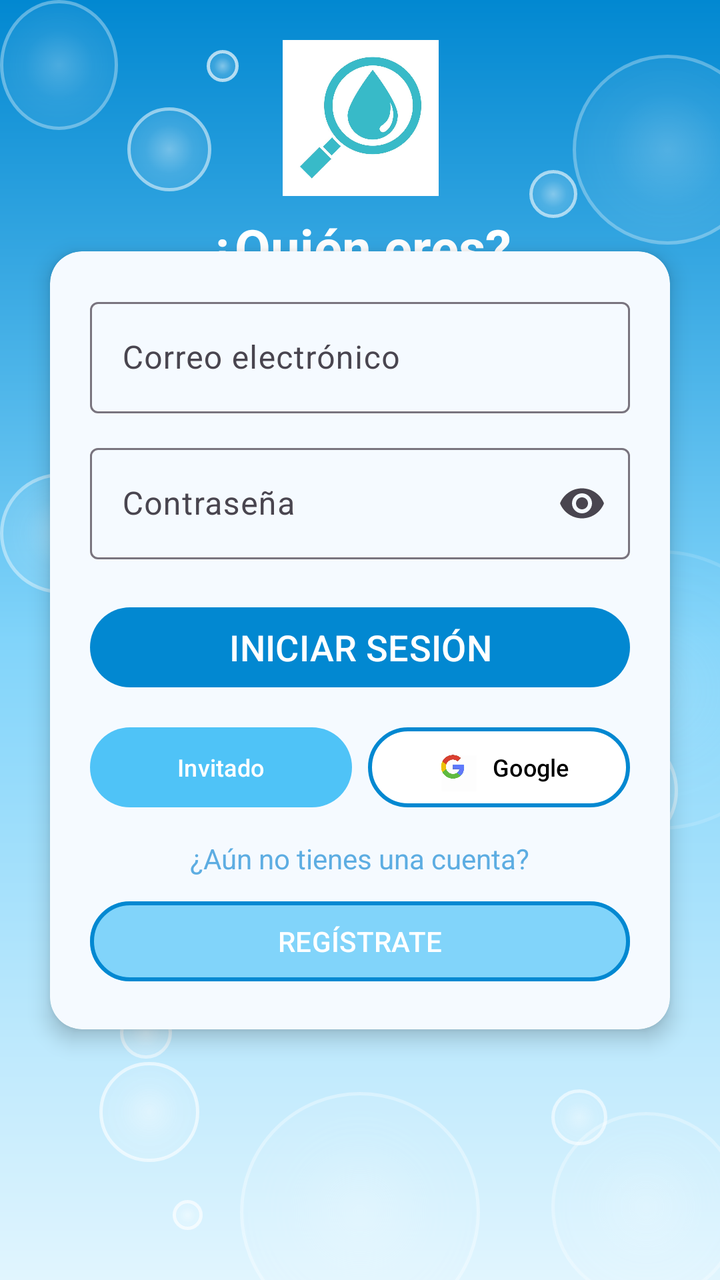
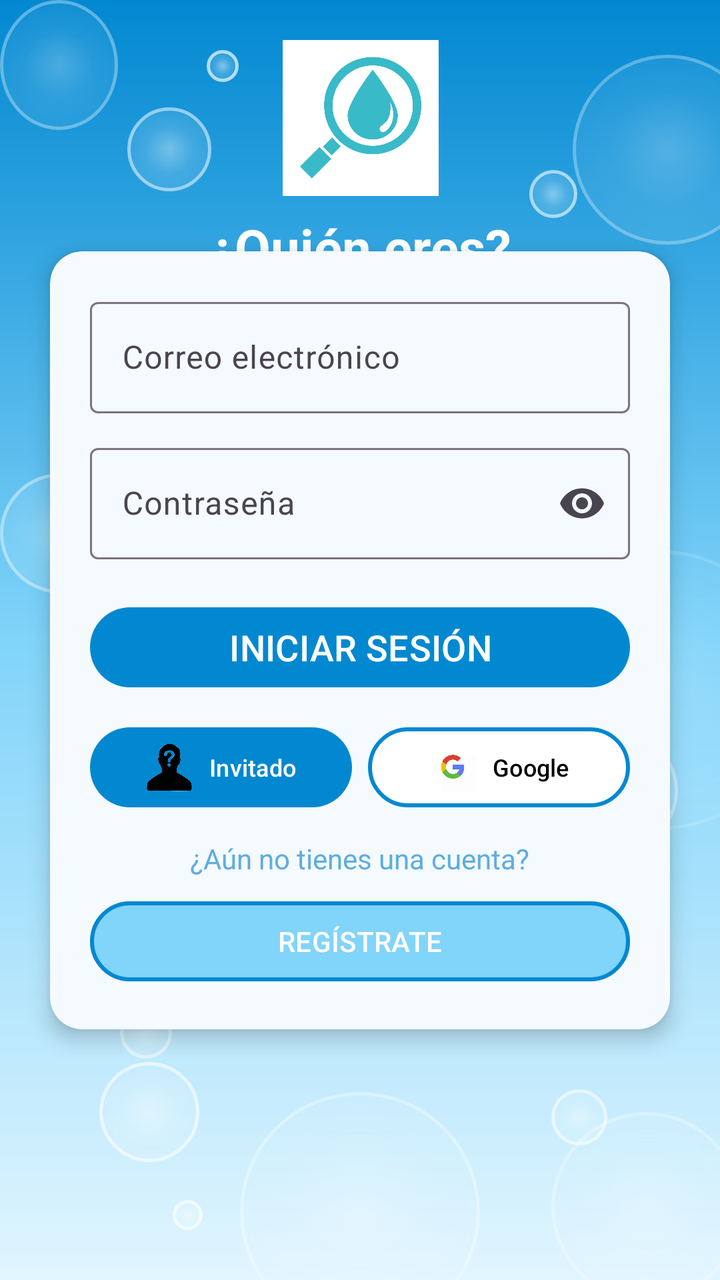

Compare the two renders of this Android layout. The source of the first and the diff that turns it into the second are given below.
<!-- AndroidManifest.xml: application theme Theme.BlueFinder -->
<!-- res/layout/activity_main.xml -->
<?xml version="1.0" encoding="utf-8"?>
<androidx.constraintlayout.widget.ConstraintLayout
    xmlns:android="http://schemas.android.com/apk/res/android"
    xmlns:app="http://schemas.android.com/apk/res-auto"
    xmlns:tools="http://schemas.android.com/tools"
    android:id="@+id/MainActivity"
    android:layout_width="match_parent"
    android:layout_height="match_parent"
    android:background="@drawable/fondo_agua"
    tools:context=".MainActivity">

    

    <View
        android:id="@+id/view23"
        android:layout_width="60dp"
        android:layout_height="60dp"
        android:alpha="0.60"
        android:background="@drawable/burbuja"
        app:layout_constraintBottom_toBottomOf="parent"
        app:layout_constraintEnd_toEndOf="parent"
        app:layout_constraintHorizontal_bias="0.0"
        app:layout_constraintStart_toStartOf="parent"
        app:layout_constraintTop_toTopOf="parent"
        app:layout_constraintVertical_bias="0.408" />

    <View
        android:layout_width="160dp"
        android:layout_height="160dp"
        android:alpha="0.25"
        android:background="@drawable/burbuja"
        app:layout_constraintBottom_toBottomOf="parent"
        app:layout_constraintEnd_toEndOf="parent"
        app:layout_constraintHorizontal_bias="-0.22"
        app:layout_constraintStart_toStartOf="parent"
        app:layout_constraintTop_toTopOf="parent"
        app:layout_constraintVertical_bias="-0.05" />

    <View
        android:layout_width="42dp"
        android:layout_height="42dp"
        android:alpha="0.75"
        android:background="@drawable/burbuja"
        app:layout_constraintBottom_toBottomOf="parent"
        app:layout_constraintEnd_toEndOf="parent"
        app:layout_constraintHorizontal_bias="0.20"
        app:layout_constraintStart_toStartOf="parent"
        app:layout_constraintTop_toTopOf="parent"
        app:layout_constraintVertical_bias="0.09" />

    <View
        android:layout_width="16dp"
        android:layout_height="16dp"
        android:alpha="0.95"
        android:background="@drawable/burbuja"
        app:layout_constraintBottom_toBottomOf="parent"
        app:layout_constraintEnd_toEndOf="parent"
        app:layout_constraintHorizontal_bias="0.30"
        app:layout_constraintStart_toStartOf="parent"
        app:layout_constraintTop_toTopOf="parent"
        app:layout_constraintVertical_bias="0.04" />

    <View
        android:layout_width="95dp"
        android:layout_height="95dp"
        android:alpha="0.45"
        android:background="@drawable/burbuja"
        app:layout_constraintBottom_toBottomOf="parent"
        app:layout_constraintEnd_toEndOf="parent"
        app:layout_constraintHorizontal_bias="1.08"
        app:layout_constraintStart_toStartOf="parent"
        app:layout_constraintTop_toTopOf="parent"
        app:layout_constraintVertical_bias="0.05" />

    <View
        android:layout_width="24dp"
        android:layout_height="24dp"
        android:alpha="0.85"
        android:background="@drawable/burbuja"
        app:layout_constraintBottom_toBottomOf="parent"
        app:layout_constraintEnd_toEndOf="parent"
        app:layout_constraintHorizontal_bias="0.788"
        app:layout_constraintStart_toStartOf="parent"
        app:layout_constraintTop_toTopOf="parent"
        app:layout_constraintVertical_bias="0.138" />

    <View
        android:layout_width="12dp"
        android:layout_height="12dp"
        android:alpha="0.95"
        android:background="@drawable/burbuja"
        app:layout_constraintBottom_toBottomOf="parent"
        app:layout_constraintEnd_toEndOf="parent"
        app:layout_constraintHorizontal_bias="0.86"
        app:layout_constraintStart_toStartOf="parent"
        app:layout_constraintTop_toTopOf="parent"
        app:layout_constraintVertical_bias="0.21" />

    

    <View
        android:layout_width="30dp"
        android:layout_height="30dp"
        android:alpha="0.70"
        android:background="@drawable/burbuja"
        app:layout_constraintBottom_toBottomOf="parent"
        app:layout_constraintEnd_toEndOf="parent"
        app:layout_constraintHorizontal_bias="0.72"
        app:layout_constraintStart_toStartOf="parent"
        app:layout_constraintTop_toTopOf="parent"
        app:layout_constraintVertical_bias="0.24" />

    <View
        android:layout_width="18dp"
        android:layout_height="18dp"
        android:alpha="0.90"
        android:background="@drawable/burbuja"
        app:layout_constraintBottom_toBottomOf="parent"
        app:layout_constraintEnd_toEndOf="parent"
        app:layout_constraintHorizontal_bias="0.64"
        app:layout_constraintStart_toStartOf="parent"
        app:layout_constraintTop_toTopOf="parent"
        app:layout_constraintVertical_bias="0.29" />

    

    <View
        android:layout_width="110dp"
        android:layout_height="110dp"
        android:alpha="0.30"
        android:background="@drawable/burbuja"
        app:layout_constraintBottom_toBottomOf="parent"
        app:layout_constraintEnd_toEndOf="parent"
        app:layout_constraintHorizontal_bias="-0.18"
        app:layout_constraintStart_toStartOf="parent"
        app:layout_constraintTop_toTopOf="parent"
        app:layout_constraintVertical_bias="0.52" />

    <View
        android:layout_width="35dp"
        android:layout_height="35dp"
        android:alpha="0.75"
        android:background="@drawable/burbuja"
        app:layout_constraintBottom_toBottomOf="parent"
        app:layout_constraintEnd_toEndOf="parent"
        app:layout_constraintHorizontal_bias="0.10"
        app:layout_constraintStart_toStartOf="parent"
        app:layout_constraintTop_toTopOf="parent"
        app:layout_constraintVertical_bias="0.58" />

    <View
        android:layout_width="140dp"
        android:layout_height="140dp"
        android:alpha="0.20"
        android:background="@drawable/burbuja"
        app:layout_constraintBottom_toBottomOf="parent"
        app:layout_constraintEnd_toEndOf="parent"
        app:layout_constraintHorizontal_bias="1.18"
        app:layout_constraintStart_toStartOf="parent"
        app:layout_constraintTop_toTopOf="parent"
        app:layout_constraintVertical_bias="0.55" />

    <View
        android:layout_width="60dp"
        android:layout_height="60dp"
        android:alpha="0.60"
        android:background="@drawable/burbuja"
        app:layout_constraintBottom_toBottomOf="parent"
        app:layout_constraintEnd_toEndOf="parent"
        app:layout_constraintHorizontal_bias="0.93"
        app:layout_constraintStart_toStartOf="parent"
        app:layout_constraintTop_toTopOf="parent"
        app:layout_constraintVertical_bias="0.63" />

    <View
        android:layout_width="22dp"
        android:layout_height="22dp"
        android:alpha="0.85"
        android:background="@drawable/burbuja"
        app:layout_constraintBottom_toBottomOf="parent"
        app:layout_constraintEnd_toEndOf="parent"
        app:layout_constraintHorizontal_bias="0.86"
        app:layout_constraintStart_toStartOf="parent"
        app:layout_constraintTop_toTopOf="parent"
        app:layout_constraintVertical_bias="0.70" />

    

    <View
        android:layout_width="26dp"
        android:layout_height="26dp"
        android:alpha="0.75"
        android:background="@drawable/burbuja"
        app:layout_constraintBottom_toBottomOf="parent"
        app:layout_constraintEnd_toEndOf="parent"
        app:layout_constraintHorizontal_bias="0.18"
        app:layout_constraintStart_toStartOf="parent"
        app:layout_constraintTop_toTopOf="parent"
        app:layout_constraintVertical_bias="0.82" />

    <View
        android:layout_width="120dp"
        android:layout_height="120dp"
        android:alpha="0.50"
        android:background="@drawable/burbuja"
        app:layout_constraintBottom_toBottomOf="parent"
        app:layout_constraintEnd_toEndOf="parent"
        app:layout_constraintHorizontal_bias="-0.06"
        app:layout_constraintStart_toStartOf="parent"
        app:layout_constraintTop_toTopOf="parent"
        app:layout_constraintVertical_bias="1.05" />

    <View
        android:id="@+id/view25"
        android:layout_width="59dp"
        android:layout_height="65dp"
        android:alpha="0.50"
        android:background="@drawable/burbuja"
        app:layout_constraintBottom_toBottomOf="parent"
        app:layout_constraintEnd_toEndOf="parent"
        app:layout_constraintHorizontal_bias="0.0"
        app:layout_constraintStart_toStartOf="parent"
        app:layout_constraintTop_toTopOf="parent"
        app:layout_constraintVertical_bias="0.0" />

    <View
        android:layout_width="50dp"
        android:layout_height="50dp"
        android:alpha="0.85"
        android:background="@drawable/burbuja"
        app:layout_constraintBottom_toBottomOf="parent"
        app:layout_constraintEnd_toEndOf="parent"
        app:layout_constraintHorizontal_bias="0.16"
        app:layout_constraintStart_toStartOf="parent"
        app:layout_constraintTop_toTopOf="parent"
        app:layout_constraintVertical_bias="0.90" />

    <View
        android:layout_width="15dp"
        android:layout_height="15dp"
        android:alpha="0.95"
        android:background="@drawable/burbuja"
        app:layout_constraintBottom_toBottomOf="parent"
        app:layout_constraintEnd_toEndOf="parent"
        app:layout_constraintHorizontal_bias="0.25"
        app:layout_constraintStart_toStartOf="parent"
        app:layout_constraintTop_toTopOf="parent"
        app:layout_constraintVertical_bias="0.96" />

    <View
        android:layout_width="95dp"
        android:layout_height="95dp"
        android:alpha="0.45"
        android:background="@drawable/burbuja"
        app:layout_constraintBottom_toBottomOf="parent"
        app:layout_constraintEnd_toEndOf="parent"
        app:layout_constraintHorizontal_bias="1.04"
        app:layout_constraintStart_toStartOf="parent"
        app:layout_constraintTop_toTopOf="parent"
        app:layout_constraintVertical_bias="1.02" />

    <View
        android:layout_width="28dp"
        android:layout_height="28dp"
        android:alpha="0.80"
        android:background="@drawable/burbuja"
        app:layout_constraintBottom_toBottomOf="parent"
        app:layout_constraintEnd_toEndOf="parent"
        app:layout_constraintHorizontal_bias="0.83"
        app:layout_constraintStart_toStartOf="parent"
        app:layout_constraintTop_toTopOf="parent"
        app:layout_constraintVertical_bias="0.89" />

    
    <ImageView
        android:id="@+id/imageView3"
        android:layout_width="91dp"
        android:layout_height="78dp"
        android:layout_marginTop="20dp"
        android:src="@drawable/logobluefinder"
        app:srcCompat="@drawable/logobluefinder"
        app:layout_constraintEnd_toEndOf="parent"
        app:layout_constraintStart_toStartOf="parent"
        app:layout_constraintTop_toTopOf="parent" />

    
    <TextView
        android:id="@+id/txtTitulo"
        android:layout_width="wrap_content"
        android:layout_height="wrap_content"
        android:layout_marginTop="8dp"
        android:background="#00FFFFFF"
        android:text="¿Quién eres?"
        android:textColor="#FFFFFF"
        android:textSize="26sp"
        android:textStyle="bold"
        app:layout_constraintEnd_toEndOf="parent"
        app:layout_constraintStart_toStartOf="parent"
        app:layout_constraintTop_toBottomOf="@id/imageView3" />

    
    <TextView
        android:id="@+id/txtTexto"
        android:layout_width="wrap_content"
        android:layout_height="wrap_content"
        android:layout_marginTop="4dp"
        android:text="Identifícate para acceder a Blue Finder"
        android:textColor="#FFFFFF"
        android:textSize="17sp"
        app:layout_constraintEnd_toEndOf="parent"
        app:layout_constraintStart_toStartOf="parent"
        app:layout_constraintTop_toBottomOf="@id/txtTitulo" />

    
    <androidx.cardview.widget.CardView
        android:id="@+id/cardView"
        android:layout_width="310dp"
        android:layout_height="wrap_content"
        app:cardBackgroundColor="#F5FAFF"
        app:cardCornerRadius="16dp"
        app:cardElevation="6dp"
        app:layout_constraintBottom_toBottomOf="parent"
        app:layout_constraintEnd_toEndOf="parent"
        app:layout_constraintStart_toStartOf="parent"
        app:layout_constraintTop_toTopOf="parent">

        <LinearLayout
            android:layout_width="match_parent"
            android:layout_height="wrap_content"
            android:orientation="vertical"
            android:padding="20dp">

            <com.google.android.material.textfield.TextInputLayout
                android:layout_width="match_parent"
                android:layout_height="wrap_content"
                android:hint="Correo electrónico">

                <com.google.android.material.textfield.TextInputEditText
                    android:id="@+id/inEmail"
                    android:layout_width="match_parent"
                    android:layout_height="wrap_content"
                    android:inputType="textEmailAddress" />

            </com.google.android.material.textfield.TextInputLayout>

            <com.google.android.material.textfield.TextInputLayout
                android:layout_width="match_parent"
                android:layout_height="wrap_content"
                android:layout_marginTop="12dp"
                android:hint="Contraseña"
                app:endIconMode="password_toggle">

                <com.google.android.material.textfield.TextInputEditText
                    android:id="@+id/inPassword"
                    android:layout_width="match_parent"
                    android:layout_height="wrap_content"
                    android:inputType="textPassword" />

            </com.google.android.material.textfield.TextInputLayout>

            <com.google.android.material.button.MaterialButton
                android:id="@+id/btnLogin"
                android:layout_width="match_parent"
                android:layout_height="wrap_content"
                android:layout_marginTop="20dp"
                android:text="INICIAR SESIÓN"
                android:textColor="#FFFFFF"
                android:textSize="18sp"
                app:backgroundTint="#0288D1" />

            <LinearLayout
                android:layout_width="match_parent"
                android:layout_height="wrap_content"
                android:layout_marginTop="12dp"
                android:orientation="horizontal">

                <com.google.android.material.button.MaterialButton
                    android:id="@+id/btnInvitado"
                    android:layout_width="0dp"
                    android:layout_height="wrap_content"
                    android:layout_weight="1"
                    android:text="Invitado"
                    android:textSize="12sp"
                    app:backgroundTint="#4FC3F7" />

                <com.google.android.material.button.MaterialButton
                    android:id="@+id/btnGoogle"
                    android:layout_width="0dp"
                    android:layout_height="wrap_content"
                    android:layout_marginStart="8dp"
                    android:layout_weight="1"
                    android:text="Google"
                    android:textColor="#000000"
                    android:textSize="12sp"
                    app:backgroundTint="#FFFFFF"
                    app:icon="@drawable/logogoogle"
                    app:iconGravity="textStart"
                    app:iconSize="24dp"
                    app:iconTint="@null"
                    app:strokeColor="#0288D1"
                    app:strokeWidth="2dp" />

            </LinearLayout>

            <TextView
                android:layout_width="wrap_content"
                android:layout_height="wrap_content"
                android:layout_gravity="center"
                android:layout_marginTop="12dp"
                android:text="¿Aún no tienes una cuenta?"
                android:textColor="#5DADE2"
                android:textSize="14sp" />

            <com.google.android.material.button.MaterialButton
                android:id="@+id/btnRegistro"
                android:layout_width="match_parent"
                android:layout_height="wrap_content"
                android:layout_marginTop="8dp"
                android:text="REGÍSTRATE"
                android:textColor="#FFFFFF"
                app:backgroundTint="#81D4FA"
                app:strokeColor="#0288D1"
                app:strokeWidth="2dp" />
        </LinearLayout>

    </androidx.cardview.widget.CardView>

</androidx.constraintlayout.widget.ConstraintLayout>
<!-- resources referenced by this layout -->
<resources>
  <!-- drawable burbuja (drawable) -->
  <?xml version="1.0" encoding="utf-8"?>
  <shape xmlns:android="http://schemas.android.com/apk/res/android"
      android:shape="oval">
  
      
      <stroke
          android:width="1.5dp"
          android:color="#B3FFFFFF" />
  
      
      <gradient
          android:type="radial"
          android:gradientRadius="60%"
          android:startColor="#80FFFFFF"
          android:centerColor="#33FFFFFF"
          android:endColor="#1AFFFFFF"/>
  
  </shape>
  <!-- drawable fondo_agua (drawable) -->
  <?xml version="1.0" encoding="utf-8"?>
  <shape xmlns:android="http://schemas.android.com/apk/res/android">
  
      <gradient
          android:angle="90"
          android:startColor="#E1F5FE"
          android:centerColor="#81D4FA"
          android:endColor="#0288D1"/>
  
  </shape>
  <!-- drawable logobluefinder: jpg bitmap (drawable, 24022 bytes) -->
  <!-- drawable logogoogle: jpg bitmap (drawable, 28027 bytes) -->
  <style name="Theme.BlueFinder" parent="Base.Theme.BlueFinder" />
  <style name="Base.Theme.BlueFinder" parent="Theme.Material3.DayNight.NoActionBar">
          
          
      </style>
</resources>

<!-- the commit's change to res/layout/activity_main.xml (unified diff, before → after) -->
@@ -381,7 +381,11 @@
                     android:layout_weight="1"
                     android:text="Invitado"
                     android:textSize="12sp"
-                    app:backgroundTint="#4FC3F7" />
+                    app:backgroundTint="#0288D1"
+                    app:icon="@drawable/invitado"
+                    app:iconGravity="textStart"
+                    app:iconSize="24dp"
+                    app:iconTint="@null" />
 
                 <com.google.android.material.button.MaterialButton
                     android:id="@+id/btnGoogle"
<!-- resource entries referenced after the edit -->
@@ -30,6 +30,7 @@
           android:endColor="#0288D1"/>
   
   </shape>
+  <!-- drawable invitado: png bitmap (drawable, 7406 bytes) -->
   <!-- drawable logobluefinder: jpg bitmap (drawable, 24022 bytes) -->
   <!-- drawable logogoogle: jpg bitmap (drawable, 28027 bytes) -->
   <style name="Theme.BlueFinder" parent="Base.Theme.BlueFinder" />
